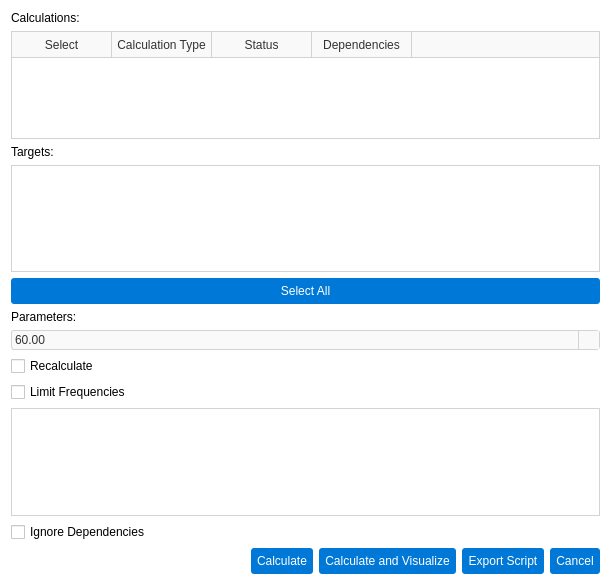
Torward1024/pAstroCORE, file pastrocore/gui_pyside/dialog_calculations.ui: the form before one commit.
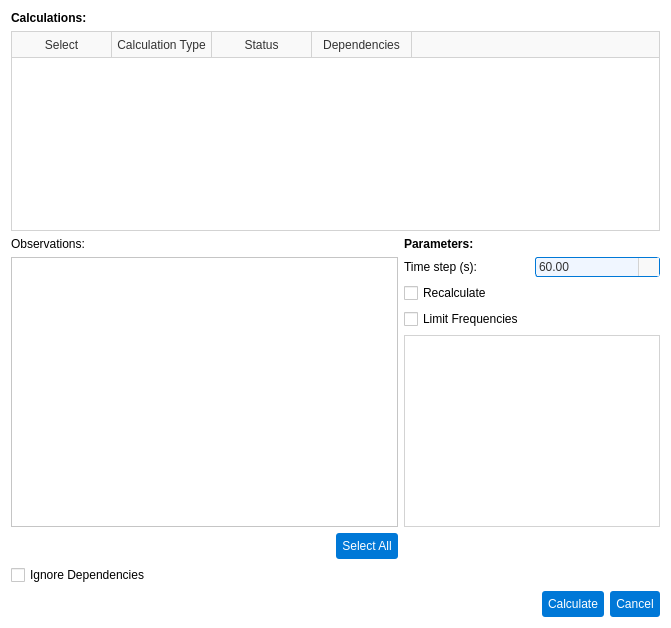
The form after the commit. Icons and pictures are not drawn.

```diff
--- a/pastrocore/gui_pyside/dialog_calculations.ui
+++ b/pastrocore/gui_pyside/dialog_calculations.ui
@@ -6,8 +6,8 @@
    <rect>
     <x>0</x>
     <y>0</y>
-    <width>611</width>
-    <height>585</height>
+    <width>671</width>
+    <height>628</height>
    </rect>
   </property>
   <property name="windowTitle">
@@ -19,61 +19,79 @@
   <property name="modal">
    <bool>true</bool>
   </property>
-  <layout class="QGridLayout" name="gridLayout">
-   <item row="0" column="0" colspan="2">
+  <layout class="QGridLayout" name="gridLayout_3">
+   <item row="0" column="0">
     <widget class="QLabel" name="labelCalculations">
+     <property name="font">
+      <font>
+       <family>Arial</family>
+       <bold>true</bold>
+      </font>
+     </property>
      <property name="text">
       <string>Calculations:</string>
      </property>
     </widget>
    </item>
-   <item row="1" column="0" colspan="2">
+   <item row="1" column="0">
     <widget class="QTableWidget" name="calcTable">
      <property name="styleSheet">
-      <string notr="true">/* QTableWidget styles for pAstroCORE */
-QTableWidget {
+      <string notr="true">/* QTableView and QHeaderView styles for pAstroCORE */
+
+/* Table View */
+QTableView, QTableWidget {
     background-color: #ffffff;
     gridline-color: #d3d3d3;
     color: #333333;
     font-family: Arial, sans-serif;
     font-size: 9pt;
-    border: 1px solid #d3d3d3;
+    border: 1px solid #d3d3d3; /* External border for table */
+    padding: 0; /* Ensure no default padding */
 }
-QTableWidget::item {
-    padding: 4px;
+
+QTableView::item, QTableWidget::item {
+    padding: 4px; /* Consistent padding for normal state */
 }
-QTableWidget::item:selected {
+
+QTableView::item:selected, QTableWidget::item:selected {
     background-color: #0078d7;
     color: #ffffff;
-    padding: 4px;
+    padding: 4px; /* Consistent padding for selected state */
 }
-QTableWidget::item:hover {
+
+QTableView::item:hover, QTableWidget::item:hover {
     background-color: #1a8cff;
     color: #ffffff;
     padding: 4px;
 }
+
+/* Header View */
 QHeaderView {
     background-color: #f9f9f9;
-    border: none;
-    border-bottom: 1px solid #d3d3d3;
+    border: none; /* No external border to avoid doubling with QTableView */
+    border-bottom: 1px solid #d3d3d3; /* Bottom border to separate from content */
 }
+
 QHeaderView::section {
     background-color: #f9f9f9;
     color: #333333;
-    border-bottom: none;
-    border-right: none;
-    border-left: none;
-    border-top: none;
+    border-bottom: none; /* No bottom border, handled by QHeaderView */
+    border-right: none; /* Avoid doubling with adjacent sections */
+    border-left: none; /* Clean look */
+    border-top: none; /* Clean look */
     padding: 4px;
     font-family: Arial, sans-serif;
     font-size: 9pt;
 }
+
 QHeaderView::section:horizontal {
-    border-right: 1px solid #d3d3d3;
+    border-right: 1px solid #d3d3d3; /* Separator between columns */
 }
+
 QHeaderView::section:vertical {
-    border-bottom: 1px solid #d3d3d3;
+    border-bottom: 1px solid #d3d3d3; /* Separator between rows */
 }
+
 QHeaderView::section:hover {
     background-color: #1a8cff;
     color: #ffffff;
@@ -102,44 +120,27 @@
      </column>
     </widget>
    </item>
-   <item row="2" column="0" colspan="2">
-    <widget class="QLabel" name="labelTargets">
-     <property name="text">
-      <string>Targets:</string>
-     </property>
-    </widget>
-   </item>
-   <item row="3" column="0" colspan="2">
-    <widget class="QListWidget" name="targetList">
-     <property name="styleSheet">
-      <string notr="true">QListWidget {
-    background-color: #ffffff;
-    color: #333333;
-    font-family: Arial, sans-serif;
-    font-size: 9pt;
-    border: 1px solid #d3d3d3;
-}
-QListWidget::item {
-    padding: 4px;
-}
-QListWidget::item:selected {
-    background-color: #0078d7;
-    color: #ffffff;
-}
-QListWidget::item:hover {
-    background-color: #1a8cff;
-    color: #ffffff;
-}</string>
-     </property>
-     <property name="selectionMode">
-      <enum>QAbstractItemView::SelectionMode::MultiSelection</enum>
-     </property>
-    </widget>
-   </item>
-   <item row="4" column="0" colspan="2">
-    <widget class="QPushButton" name="selectAllButton">
-     <property name="styleSheet">
-      <string notr="true">QPushButton {
+   <item row="2" column="0">
+    <layout class="QGridLayout" name="gridLayout">
+     <item row="6" column="0">
+      <layout class="QHBoxLayout" name="horizontalLayout">
+       <item>
+        <spacer name="horizontalSpacer_2">
+         <property name="orientation">
+          <enum>Qt::Orientation::Horizontal</enum>
+         </property>
+         <property name="sizeHint" stdset="0">
+          <size>
+           <width>40</width>
+           <height>20</height>
+          </size>
+         </property>
+        </spacer>
+       </item>
+       <item>
+        <widget class="QPushButton" name="selectAllButton">
+         <property name="styleSheet">
+          <string notr="true">QPushButton {
     background-color: #0078d7;
     color: #ffffff;
     padding: 6px;
@@ -154,99 +155,138 @@
     padding-top: 7px;
     padding-bottom: 5px;
 }</string>
-     </property>
-     <property name="text">
-      <string>Select All</string>
-     </property>
-     <property name="flat">
-      <bool>true</bool>
-     </property>
-    </widget>
-   </item>
-   <item row="5" column="0" colspan="2">
-    <widget class="QLabel" name="labelParameters">
-     <property name="text">
-      <string>Parameters:</string>
-     </property>
-    </widget>
-   </item>
-   <item row="6" column="0" colspan="2">
-    <layout class="QVBoxLayout" name="paramsLayout">
-     <item>
-      <widget class="QDoubleSpinBox" name="timeStepSpin">
-       <property name="styleSheet">
-        <string notr="true">QDoubleSpinBox {
+         </property>
+         <property name="text">
+          <string>Select All</string>
+         </property>
+         <property name="flat">
+          <bool>true</bool>
+         </property>
+        </widget>
+       </item>
+      </layout>
+     </item>
+     <item row="2" column="1">
+      <widget class="QLabel" name="labelParameters">
+       <property name="font">
+        <font>
+         <family>Arial</family>
+         <bold>true</bold>
+        </font>
+       </property>
+       <property name="text">
+        <string>Parameters:</string>
+       </property>
+      </widget>
+     </item>
+     <item row="2" column="0">
+      <widget class="QLabel" name="labelTargets">
+       <property name="text">
+        <string>Observations:</string>
+       </property>
+      </widget>
+     </item>
+     <item row="3" column="1">
+      <layout class="QGridLayout" name="gridLayout_2">
+       <item row="0" column="1">
+        <widget class="QDoubleSpinBox" name="timeStepSpin">
+         <property name="styleSheet">
+          <string notr="true">/* Base style for QDoubleSpinBox */
+QDoubleSpinBox {
     font-family: Arial;
     font-size: 9pt;
     color: #333333;
     padding: 1px;
+    padding-right: 20px;
     border-radius: 3px;
-    background-color: #f9f9f9;
-    border: 1px solid #d3d3d3;
+    background-color: #f9f9f9; /* Matches readOnly QLineEdit background */
+    border: 1px solid #d3d3d3; /* Matches readOnly QLineEdit border */
 }
+
+/* Editable state */
 QDoubleSpinBox:editable {
-    background-color: #f0f6ff;
-    border: 1px solid #0078d7;
+    background-color: #f0f6ff; /* Matches editable QComboBox background */
+    border: 1px solid #0078d7; /* Matches editable QComboBox border */
 }
+
+/* Editable hover state */
 QDoubleSpinBox:editable:hover {
     border: 1px solid #1a8cff;
 }
+
+/* Editable focus state */
 QDoubleSpinBox:editable:focus {
     border: 1px solid #005bb5;
     background-color: #ffffff;
 }
+
+/* Non-editable state */
+QDoubleSpinBox:!editable {
+    background-color: #f0f6ff; /* Matches non-editable QComboBox background */
+    border: 1px solid #0078d7; /* Matches non-editable QComboBox border */
+}
+
+/* Non-editable hover state */
+QDoubleSpinBox:!editable:hover {
+    border: 1px solid #1a8cff; /* Matches non-editable QComboBox:hover border */
+}
+
+/* Non-editable focus state */
+QDoubleSpinBox:!editable:focus {
+    border: 1px solid #005bb5; /* Matches non-editable QComboBox:focus border */
+    background-color: #ffffff; /* Matches non-editable QComboBox:focus background */
+}
+
+/* Styling for up/down buttons */
 QDoubleSpinBox::up-button, QDoubleSpinBox::down-button {
     subcontrol-origin: padding;
     width: 20px;
-    border-left: 1px solid #d3d3d3;
-    background-color: #f9f9f9;
+    border-left: 1px solid #d3d3d3; /* Visual separation like QComboBox drop-down */
+    background-color: #f9f9f9; /* Matches QComboBox drop-down background */
 }
+/* Hover state for up/down buttons */
 QDoubleSpinBox::up-button:hover, QDoubleSpinBox::down-button:hover {
     background-color: #0078d7;
 }
+
+/* Up arrow styling */
 QDoubleSpinBox::up-arrow {
     width: 12px;
     height: 12px;
     image: url(:/icons/up_arrow_icon.svg);
 }
+/* Down arrow styling */
 QDoubleSpinBox::down-arrow {
     width: 12px;
     height: 12px;
     image: url(:/icons/down_arrow_icon.svg);
 }</string>
-       </property>
-       <property name="minimum">
-        <double>1.000000000000000</double>
-       </property>
-       <property name="maximum">
-        <double>3600.000000000000000</double>
-       </property>
-       <property name="value">
-        <double>60.000000000000000</double>
-       </property>
-      </widget>
-     </item>
-     <item>
-      <widget class="QCheckBox" name="recalculateCheck">
-       <property name="text">
-        <string>Recalculate</string>
-       </property>
-      </widget>
-     </item>
-     <item>
-      <widget class="QCheckBox" name="limitFreqsCheck">
-       <property name="text">
-        <string>Limit Frequencies</string>
-       </property>
-      </widget>
-     </item>
-     <item>
-      <widget class="QListWidget" name="freqList">
-       <property name="enabled">
-        <bool>false</bool>
-       </property>
-       <property name="styleSheet">
-        <string notr="true">QListWidget {
+         </property>
+         <property name="minimum">
+          <double>1.000000000000000</double>
+         </property>
+         <property name="maximum">
+          <double>3600.000000000000000</double>
+         </property>
+         <property name="value">
+          <double>60.000000000000000</double>
+         </property>
+        </widget>
+       </item>
+       <item row="0" column="0">
+        <widget class="QLabel" name="labelTimestep">
+         <property name="text">
+          <string>Time step (s):</string>
+         </property>
+        </widget>
+       </item>
+       <item row="3" column="0" colspan="2">
+        <widget class="QListWidget" name="freqList">
+         <property name="enabled">
+          <bool>false</bool>
+         </property>
+         <property name="styleSheet">
+          <string notr="true">QListWidget {
     background-color: #ffffff;
     color: #333333;
     font-family: Arial, sans-serif;
@@ -263,6 +303,92 @@
 QListWidget::item:hover {
     background-color: #1a8cff;
     color: #ffffff;
+}</string>
+         </property>
+         <property name="selectionMode">
+          <enum>QAbstractItemView::SelectionMode::MultiSelection</enum>
+         </property>
+        </widget>
+       </item>
+       <item row="1" column="0" colspan="2">
+        <widget class="QCheckBox" name="recalculateCheck">
+         <property name="text">
+          <string>Recalculate</string>
+         </property>
+        </widget>
+       </item>
+       <item row="2" column="0" colspan="2">
+        <widget class="QCheckBox" name="limitFreqsCheck">
+         <property name="text">
+          <string>Limit Frequencies</string>
+         </property>
+        </widget>
+       </item>
+      </layout>
+     </item>
+     <item row="3" column="0">
+      <widget class="QListWidget" name="targetList">
+       <property name="styleSheet">
+        <string notr="true">/* QTableView and QHeaderView styles for pAstroCORE */
+
+/* Table View */
+QTableView, QTableWidget {
+    background-color: #ffffff;
+    gridline-color: #d3d3d3;
+    color: #333333;
+    font-family: Arial, sans-serif;
+    font-size: 9pt;
+    border: 1px solid #d3d3d3; /* External border for table */
+    padding: 0; /* Ensure no default padding */
+}
+
+QTableView::item, QTableWidget::item {
+    padding: 4px; /* Consistent padding for normal state */
+}
+
+QTableView::item:selected, QTableWidget::item:selected {
+    background-color: #0078d7;
+    color: #ffffff;
+    padding: 4px; /* Consistent padding for selected state */
+}
+
+QTableView::item:hover, QTableWidget::item:hover {
+    background-color: #1a8cff;
+    color: #ffffff;
+    padding: 4px; /* Explicitly set same padding to avoid shift */
+}
+
+/* Header View */
+QHeaderView {
+    background-color: #f9f9f9;
+    border: none; /* No external border to avoid doubling with QTableView */
+    border-bottom: 1px solid #d3d3d3; /* Bottom border to separate from content */
+}
+
+QHeaderView::section {
+    background-color: #f9f9f9;
+    color: #333333;
+    border-bottom: none; /* No bottom border, handled by QHeaderView */
+    border-right: none; /* Avoid doubling with adjacent sections */
+    border-left: none; /* Clean look */
+    border-top: none; /* Clean look */
+    padding: 4px;
+    font-family: Arial, sans-serif;
+    font-size: 9pt;
+}
+
+QHeaderView::section:horizontal {
+    border-right: 1px solid #d3d3d3; /* Separator between columns */
+}
+
+QHeaderView::section:vertical {
+    border-bottom: 1px solid #d3d3d3; /* Separator between rows */
+}
+
+QHeaderView::section:hover {
+    background-color: #1a8cff;
+    color: #ffffff;
+    padding: 4px; /* Explicitly set same padding to avoid shift */
 }</string>
        </property>
        <property name="selectionMode">
@@ -272,14 +398,14 @@
      </item>
     </layout>
    </item>
-   <item row="7" column="0" colspan="2">
+   <item row="3" column="0">
     <widget class="QCheckBox" name="ignoreDepsCheck">
      <property name="text">
       <string>Ignore Dependencies</string>
      </property>
     </widget>
    </item>
-   <item row="8" column="0" colspan="2">
+   <item row="4" column="0">
     <layout class="QHBoxLayout" name="buttonLayout">
      <item>
       <spacer name="horizontalSpacer">
@@ -324,66 +450,6 @@
        </property>
       </widget>
      </item>
-     <item>
-      <widget class="QPushButton" name="calcVizButton">
-       <property name="styleSheet">
-        <string notr="true">QPushButton {
-    background-color: #0078d7;
-    color: #ffffff;
-    padding: 6px;
-    border-radius: 3px;
-    border: none;
-}
-QPushButton:hover {
-    background-color: #1a8cff;
-}
-QPushButton:pressed {
-    background-color: #005bb5;
-    padding-top: 7px;
-    padding-bottom: 5px;
-}</string>
-       </property>
-       <property name="text">
-        <string>Calculate and Visualize</string>
-       </property>
-       <property name="autoDefault">
-        <bool>false</bool>
-       </property>
-       <property name="flat">
-        <bool>true</bool>
-       </property>
-      </widget>
-     </item>
-     <item>
-      <widget class="QPushButton" name="exportButton">
-       <property name="styleSheet">
-        <string notr="true">QPushButton {
-    background-color: #0078d7;
-    color: #ffffff;
-    padding: 6px;
-    border-radius: 3px;
-    border: none;
-}
-QPushButton:hover {
-    background-color: #1a8cff;
-}
-QPushButton:pressed {
-    background-color: #005bb5;
-    padding-top: 7px;
-    padding-bottom: 5px;
-}</string>
-       </property>
-       <property name="text">
-        <string>Export Script</string>
-       </property>
-       <property name="autoDefault">
-        <bool>false</bool>
-       </property>
-       <property name="flat">
-        <bool>true</bool>
-       </property>
-      </widget>
-     </item>
      <item>
       <widget class="QPushButton" name="cancelButton">
        <property name="styleSheet">
```
Left out of the diff: 16 changed lines with no effect on the pictures.
